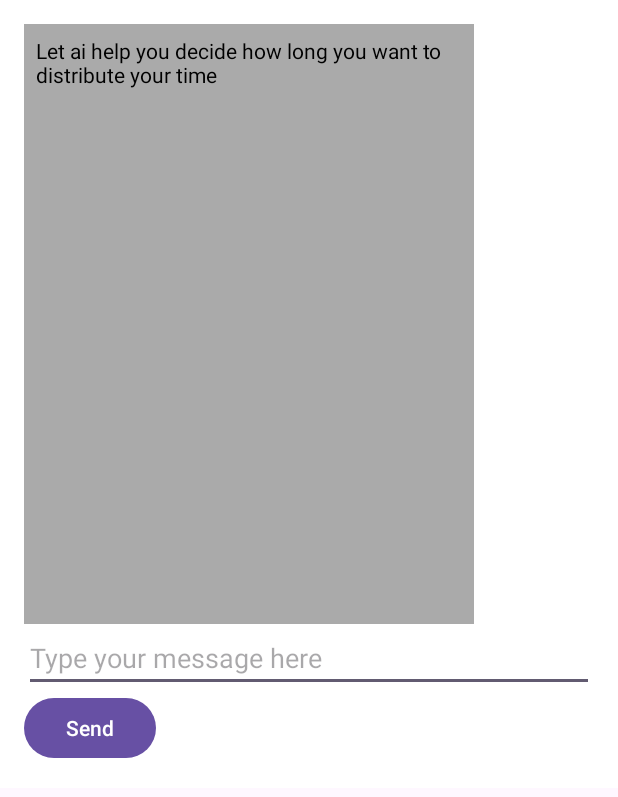
After one commit to lamooji/Memomate, an Android app: the layout dialog_chat_overlay.xml on its own in the app's theme, with its tools: preview values and no code run, on a phone screen of 412 x 824 dp. The commit adds this screen. Shown: the top 797 px of the screen. Run offline under Robolectric (Android 15) with nearby library versions, the phone set to English and light mode, and no system bars.

Commit message:
Create the gpt chat box that flow on the screenFrag page, so when a user click on the button instead of redirect to other page, it create a float chatbopx and dim the backgorund

```diff
--- /dev/null
+++ b/app/src/main/res/layout/dialog_chat_overlay.xml
@@ -0,0 +1,30 @@
+<LinearLayout
+    xmlns:android="http://schemas.android.com/apk/res/android"
+    android:layout_width="match_parent"
+    android:layout_height="wrap_content"
+    android:background="@android:color/white"
+    android:orientation="vertical"
+    android:padding="16dp">
+
+    <TextView
+        android:id="@+id/chatTextView"
+        android:layout_width="300dp"
+        android:layout_height="400dp"
+        android:background="@android:color/darker_gray"
+        android:padding="8dp"
+        android:scrollbars="vertical"
+        android:text="Let ai help you decide how long you want to distribute your time"
+        android:textColor="@android:color/black" />
+
+    <EditText
+        android:id="@+id/inputEditText"
+        android:layout_width="match_parent"
+        android:layout_height="wrap_content"
+        android:hint="Type your message here" />
+
+    <Button
+        android:id="@+id/sendButton"
+        android:layout_width="wrap_content"
+        android:layout_height="wrap_content"
+        android:text="Send" />
+</LinearLayout>
```
Also changed, not shown: app/src/main/java/com/cs407/memoMate/ChatOverlayDialogFragment.kt (added, +124 -0 lines), app/src/main/java/com/cs407/memoMate/ScreenFragment.kt (+10 -0 lines).
